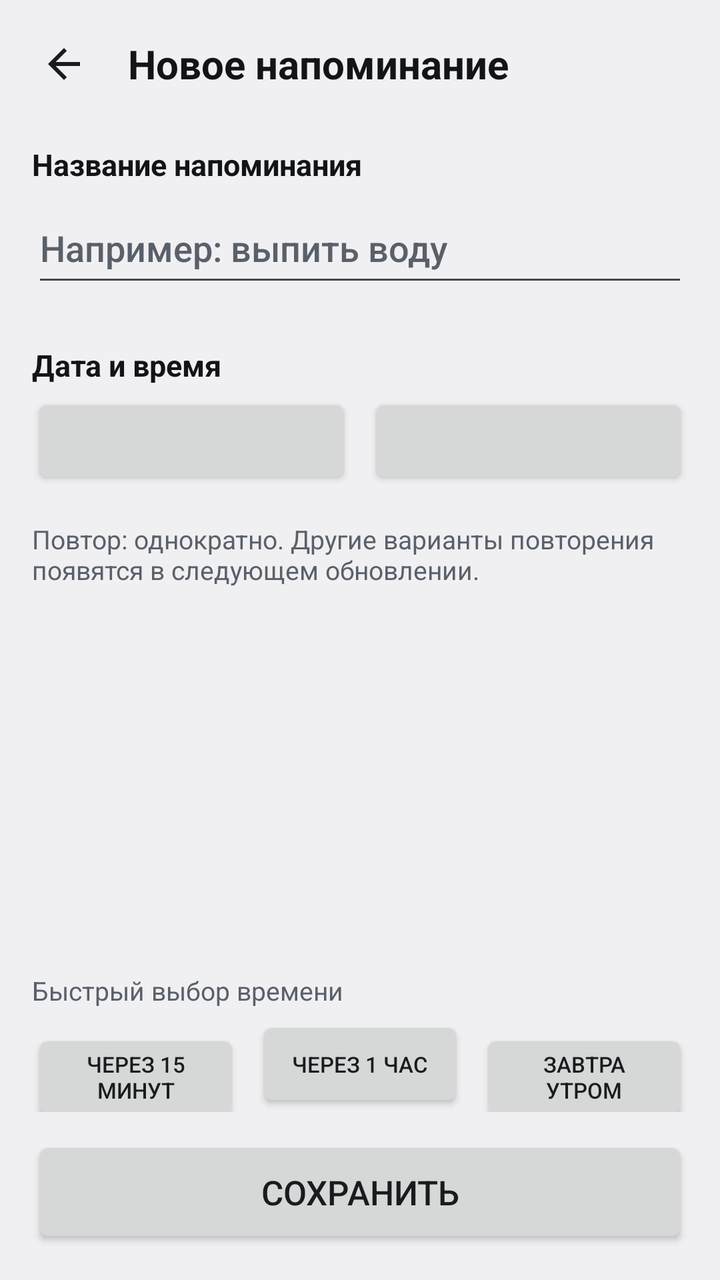
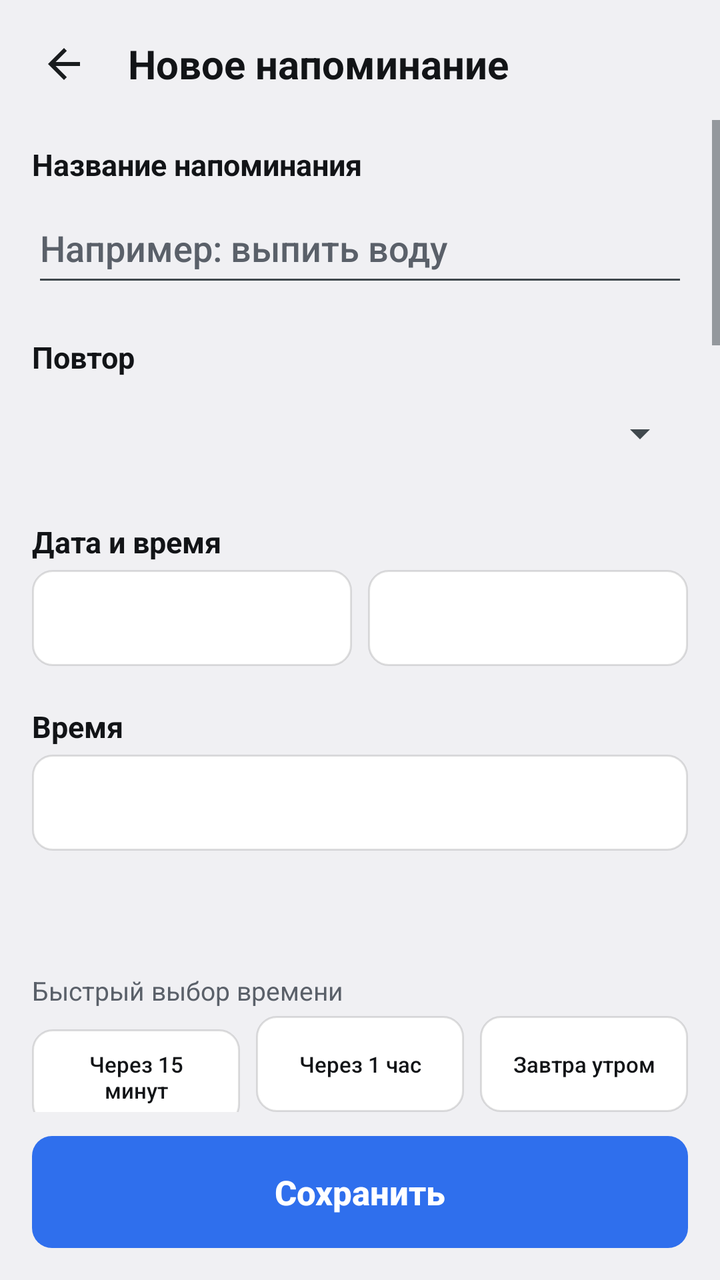

Compare the two renders of this Android layout. The source of the first and the diff that turns it into the second are given below.
<!-- AndroidManifest.xml: application theme Theme.Ritmo -->
<!-- res/layout/activity_edit.xml -->
<?xml version="1.0" encoding="utf-8"?>
<LinearLayout xmlns:android="http://schemas.android.com/apk/res/android"
    android:id="@+id/root"
    android:layout_width="match_parent"
    android:layout_height="match_parent"
    android:orientation="vertical">

    <LinearLayout
        android:layout_width="match_parent"
        android:layout_height="wrap_content"
        android:gravity="center_vertical"
        android:orientation="horizontal"
        android:paddingStart="8dp"
        android:paddingEnd="16dp"
        android:paddingTop="8dp"
        android:paddingBottom="4dp">

        <ImageButton
            android:id="@+id/back_button"
            android:layout_width="48dp"
            android:layout_height="48dp"
            android:background="?android:attr/selectableItemBackgroundBorderless"
            android:contentDescription="@string/back"
            android:scaleType="center"
            android:src="@drawable/ic_arrow_back" />

        <TextView
            android:id="@+id/screen_title"
            android:layout_width="0dp"
            android:layout_height="wrap_content"
            android:layout_marginStart="8dp"
            android:layout_weight="1"
            android:text="@string/new_title"
            android:textColor="?attr/ritmoTextPrimary"
            android:textSize="20sp"
            android:textStyle="bold" />
    </LinearLayout>

    
    <ScrollView
        android:layout_width="match_parent"
        android:layout_height="0dp"
        android:layout_weight="1"
        android:clipToPadding="false"
        android:fillViewport="true">

        <LinearLayout
            android:layout_width="match_parent"
            android:layout_height="wrap_content"
            android:orientation="vertical"
            android:paddingStart="16dp"
            android:paddingEnd="16dp"
            android:paddingTop="12dp"
            android:paddingBottom="16dp">

            <TextView
                android:layout_width="match_parent"
                android:layout_height="wrap_content"
                android:text="@string/field_title"
                android:textColor="?attr/ritmoTextPrimary"
                android:textSize="15sp"
                android:textStyle="bold" />

            <EditText
                android:id="@+id/title_input"
                android:layout_width="match_parent"
                android:layout_height="wrap_content"
                android:layout_marginTop="4dp"
                android:hint="@string/title_hint"
                android:importantForAutofill="no"
                android:inputType="textCapSentences"
                android:maxLength="120"
                android:minHeight="52dp"
                android:textColor="?attr/ritmoTextPrimary"
                android:textColorHint="?attr/ritmoTextSecondary"
                android:textSize="18sp" />

            <TextView
                android:layout_width="match_parent"
                android:layout_height="wrap_content"
                android:layout_marginTop="24dp"
                android:text="@string/field_date_time"
                android:textColor="?attr/ritmoTextPrimary"
                android:textSize="15sp"
                android:textStyle="bold" />

            <LinearLayout
                android:layout_width="match_parent"
                android:layout_height="wrap_content"
                android:layout_marginTop="4dp"
                android:orientation="horizontal">

                <Button
                    android:id="@+id/date_button"
                    android:layout_width="0dp"
                    android:layout_height="wrap_content"
                    android:layout_weight="1"
                    android:minHeight="48dp"
                    android:textSize="14sp" />

                <Button
                    android:id="@+id/time_button"
                    android:layout_width="0dp"
                    android:layout_height="wrap_content"
                    android:layout_marginStart="8dp"
                    android:layout_weight="1"
                    android:minHeight="48dp"
                    android:textSize="14sp" />
            </LinearLayout>

            <TextView
                android:id="@+id/repeat_note"
                android:layout_width="match_parent"
                android:layout_height="wrap_content"
                android:layout_marginTop="16dp"
                android:text="@string/repeat_once_note"
                android:textColor="?attr/ritmoTextSecondary"
                android:textSize="13sp" />

        </LinearLayout>
    </ScrollView>

    
    <LinearLayout
        android:layout_width="match_parent"
        android:layout_height="wrap_content"
        android:orientation="vertical"
        android:paddingStart="16dp"
        android:paddingEnd="16dp"
        android:paddingTop="8dp"
        android:paddingBottom="16dp">

        <TextView
            android:id="@+id/schedule_value"
            android:layout_width="match_parent"
            android:layout_height="wrap_content"
            android:textColor="?attr/ritmoTextPrimary"
            android:textSize="16sp"
            android:textStyle="bold" />

        <TextView
            android:layout_width="match_parent"
            android:layout_height="wrap_content"
            android:layout_marginTop="8dp"
            android:text="@string/quick_pick"
            android:textColor="?attr/ritmoTextSecondary"
            android:textSize="13sp" />

        <LinearLayout
            android:layout_width="match_parent"
            android:layout_height="wrap_content"
            android:layout_marginTop="4dp"
            android:orientation="horizontal">

            <Button
                android:id="@+id/preset_15_min"
                android:layout_width="0dp"
                android:layout_height="wrap_content"
                android:layout_weight="1"
                android:minHeight="48dp"
                android:text="@string/preset_15_min"
                android:textSize="11sp" />

            <Button
                android:id="@+id/preset_1_hour"
                android:layout_width="0dp"
                android:layout_height="wrap_content"
                android:layout_marginStart="8dp"
                android:layout_weight="1"
                android:minHeight="48dp"
                android:text="@string/preset_1_hour"
                android:textSize="11sp" />

            <Button
                android:id="@+id/preset_tomorrow"
                android:layout_width="0dp"
                android:layout_height="wrap_content"
                android:layout_marginStart="8dp"
                android:layout_weight="1"
                android:minHeight="48dp"
                android:text="@string/preset_tomorrow"
                android:textSize="11sp" />
        </LinearLayout>

        <Button
            android:id="@+id/save_button"
            android:layout_width="match_parent"
            android:layout_height="wrap_content"
            android:layout_marginTop="12dp"
            android:minHeight="56dp"
            android:text="@string/save"
            android:textSize="17sp" />

    </LinearLayout>
</LinearLayout>
<!-- resources referenced by this layout -->
<resources>
  <string name="field_date_time">Дата и время</string>
  <string name="repeat_once_note">Повтор: однократно. Другие варианты повторения появятся в следующем обновлении.</string>
  <style name="Theme.Ritmo" parent="@android:style/Theme.DeviceDefault.Light">
          <item name="android:windowActionBar">false</item>
          <item name="android:windowNoTitle">true</item>
          <item name="android:windowBackground">?android:attr/colorBackground</item>
          <item name="android:statusBarColor">?android:attr/colorBackground</item>
          <item name="android:navigationBarColor">@android:color/black</item>
          <item name="android:windowLightStatusBar">true</item>
          <item name="ritmoCardBackground">@color/card_background_light</item>
          <item name="ritmoCardStroke">@color/card_stroke_light</item>
          <item name="ritmoTextPrimary">@color/text_primary_light</item>
          <item name="ritmoTextSecondary">@color/text_secondary_light</item>
      </style>
  <!-- unchanged entries left out for length: 14 -->
</resources>

<!-- the commit's change to res/layout/activity_edit.xml (unified diff, before → after) -->
@@ -36,7 +36,6 @@
             android:textStyle="bold" />
     </LinearLayout>
 
-    
     <ScrollView
         android:layout_width="match_parent"
         android:layout_height="0dp"
@@ -78,42 +77,351 @@
             <TextView
                 android:layout_width="match_parent"
                 android:layout_height="wrap_content"
-                android:layout_marginTop="24dp"
-                android:text="@string/field_date_time"
+                android:layout_marginTop="20dp"
+                android:text="@string/repeat_label"
                 android:textColor="?attr/ritmoTextPrimary"
                 android:textSize="15sp"
                 android:textStyle="bold" />
 
-            <LinearLayout
+            <Spinner
+                android:id="@+id/repeat_spinner"
                 android:layout_width="match_parent"
                 android:layout_height="wrap_content"
                 android:layout_marginTop="4dp"
-                android:orientation="horizontal">
+                android:minHeight="48dp" />
+
+            
+            <LinearLayout
+                android:id="@+id/date_time_block"
+                android:layout_width="match_parent"
+                android:layout_height="wrap_content"
+                android:orientation="vertical">
+
+                <TextView
+                    android:id="@+id/date_time_label"
+                    android:layout_width="match_parent"
+                    android:layout_height="wrap_content"
+                    android:layout_marginTop="20dp"
+                    android:text="@string/date_time_label"
+                    android:textColor="?attr/ritmoTextPrimary"
+                    android:textSize="15sp"
+                    android:textStyle="bold" />
+
+                <LinearLayout
+                    android:layout_width="match_parent"
+                    android:layout_height="wrap_content"
+                    android:layout_marginTop="4dp"
+                    android:orientation="horizontal">
+
+                    <Button
+                        android:id="@+id/date_button"
+                        android:layout_width="0dp"
+                        android:layout_height="wrap_content"
+                        android:layout_weight="1"
+                        android:minHeight="48dp"
+                        android:textSize="14sp" />
+
+                    <Button
+                        android:id="@+id/time_button"
+                        android:layout_width="0dp"
+                        android:layout_height="wrap_content"
+                        android:layout_marginStart="8dp"
+                        android:layout_weight="1"
+                        android:minHeight="48dp"
+                        android:textSize="14sp" />
+                </LinearLayout>
+            </LinearLayout>
+
+            
+            <LinearLayout
+                android:id="@+id/time_block"
+                android:layout_width="match_parent"
+                android:layout_height="wrap_content"
+                android:orientation="vertical">
+
+                <TextView
+                    android:layout_width="match_parent"
+                    android:layout_height="wrap_content"
+                    android:layout_marginTop="20dp"
+                    android:text="@string/time_label"
+                    android:textColor="?attr/ritmoTextPrimary"
+                    android:textSize="15sp"
+                    android:textStyle="bold" />
 
                 <Button
-                    android:id="@+id/date_button"
-                    android:layout_width="0dp"
-                    android:layout_height="wrap_content"
-                    android:layout_weight="1"
+                    android:id="@+id/time_button_only"
+                    android:layout_width="match_parent"
+                    android:layout_height="wrap_content"
+                    android:layout_marginTop="4dp"
                     android:minHeight="48dp"
                     android:textSize="14sp" />
-
-                <Button
-                    android:id="@+id/time_button"
-                    android:layout_width="0dp"
-                    android:layout_height="wrap_content"
-                    android:layout_marginStart="8dp"
-                    android:layout_weight="1"
+            </LinearLayout>
+
+            
+            <LinearLayout
+                android:id="@+id/weekly_block"
+                android:layout_width="match_parent"
+                android:layout_height="wrap_content"
+                android:orientation="vertical">
+
+                <TextView
+                    android:layout_width="match_parent"
+                    android:layout_height="wrap_content"
+                    android:layout_marginTop="20dp"
+                    android:text="@string/week_days_label"
+                    android:textColor="?attr/ritmoTextPrimary"
+                    android:textSize="15sp"
+                    android:textStyle="bold" />
+
+                <LinearLayout
+                    android:layout_width="match_parent"
+                    android:layout_height="wrap_content"
+                    android:layout_marginTop="4dp"
+                    android:orientation="horizontal">
+
+                    <CheckBox
+                        android:id="@+id/week_day_0"
+                        android:layout_width="0dp"
+                        android:layout_height="wrap_content"
+                        android:layout_weight="1"
+                        android:background="@drawable/segment_background"
+                        android:button="@null"
+                        android:gravity="center"
+                        android:minHeight="48dp"
+                        android:text="@string/week_day_mon"
+                        android:textColor="?attr/ritmoTextPrimary"
+                        android:textSize="13sp" />
+
+                    <CheckBox
+                        android:id="@+id/week_day_1"
+                        android:layout_width="0dp"
+                        android:layout_height="wrap_content"
+                        android:layout_marginStart="6dp"
+                        android:layout_weight="1"
+                        android:background="@drawable/segment_background"
+                        android:button="@null"
+                        android:gravity="center"
+                        android:minHeight="48dp"
+                        android:text="@string/week_day_tue"
+                        android:textColor="?attr/ritmoTextPrimary"
+                        android:textSize="13sp" />
+
+                    <CheckBox
+                        android:id="@+id/week_day_2"
+                        android:layout_width="0dp"
+                        android:layout_height="wrap_content"
+                        android:layout_marginStart="6dp"
+                        android:layout_weight="1"
+                        android:background="@drawable/segment_background"
+                        android:button="@null"
+                        android:gravity="center"
+                        android:minHeight="48dp"
+                        android:text="@string/week_day_wed"
+                        android:textColor="?attr/ritmoTextPrimary"
+                        android:textSize="13sp" />
+
+                    <CheckBox
+                        android:id="@+id/week_day_3"
+                        android:layout_width="0dp"
+                        android:layout_height="wrap_content"
+                        android:layout_marginStart="6dp"
+                        android:layout_weight="1"
+                        android:background="@drawable/segment_background"
+                        android:button="@null"
+                        android:gravity="center"
+                        android:minHeight="48dp"
+                        android:text="@string/week_day_thu"
+                        android:textColor="?attr/ritmoTextPrimary"
+                        android:textSize="13sp" />
+                </LinearLayout>
+
+                <LinearLayout
+                    android:layout_width="match_parent"
+                    android:layout_height="wrap_content"
+                    android:layout_marginTop="6dp"
+                    android:orientation="horizontal">
+
+                    <CheckBox
+                        android:id="@+id/week_day_4"
+                        android:layout_width="0dp"
+                        android:layout_height="wrap_content"
+                        android:layout_weight="1"
+                        android:background="@drawable/segment_background"
+                        android:button="@null"
+                        android:gravity="center"
+                        android:minHeight="48dp"
+                        android:text="@string/week_day_fri"
+                        android:textColor="?attr/ritmoTextPrimary"
+                        android:textSize="13sp" />
+
+                    <CheckBox
+                        android:id="@+id/week_day_5"
+                        android:layout_width="0dp"
+                        android:layout_height="wrap_content"
+                        android:layout_marginStart="6dp"
+                        android:layout_weight="1"
+                        android:background="@drawable/segment_background"
+                        android:button="@null"
+                        android:gravity="center"
+                        android:minHeight="48dp"
+                        android:text="@string/week_day_sat"
+                        android:textColor="?attr/ritmoTextPrimary"
+                        android:textSize="13sp" />
+
+                    <CheckBox
+                        android:id="@+id/week_day_6"
+                        android:layout_width="0dp"
+                        android:layout_height="wrap_content"
+                        android:layout_marginStart="6dp"
+                        android:layout_weight="1"
+                        android:background="@drawable/segment_background"
+                        android:button="@null"
+                        android:gravity="center"
+                        android:minHeight="48dp"
+                        android:text="@string/week_day_sun"
+                        android:textColor="?attr/ritmoTextPrimary"
+                        android:textSize="13sp" />
+
+                    <View
+                        android:layout_width="0dp"
+                        android:layout_height="1dp"
+                        android:layout_marginStart="6dp"
+                        android:layout_weight="1" />
+                </LinearLayout>
+            </LinearLayout>
+
+            
+            <LinearLayout
+                android:id="@+id/monthly_block"
+                android:layout_width="match_parent"
+                android:layout_height="wrap_content"
+                android:orientation="vertical">
+
+                <TextView
+                    android:layout_width="match_parent"
+                    android:layout_height="wrap_content"
+                    android:layout_marginTop="20dp"
+                    android:text="@string/monthly_day_label"
+                    android:textColor="?attr/ritmoTextPrimary"
+                    android:textSize="15sp"
+                    android:textStyle="bold" />
+
+                <LinearLayout
+                    android:layout_width="match_parent"
+                    android:layout_height="wrap_content"
+                    android:layout_marginTop="4dp"
+                    android:orientation="horizontal">
+
+                    <NumberPicker
+                        android:id="@+id/month_day_picker"
+                        android:layout_width="wrap_content"
+                        android:layout_height="wrap_content"
+                        android:descendantFocusability="blocksDescendants" />
+                </LinearLayout>
+            </LinearLayout>
+
+            
+            <LinearLayout
+                android:id="@+id/interval_block"
+                android:layout_width="match_parent"
+                android:layout_height="wrap_content"
+                android:orientation="vertical">
+
+                <TextView
+                    android:layout_width="match_parent"
+                    android:layout_height="wrap_content"
+                    android:layout_marginTop="20dp"
+                    android:text="@string/interval_label"
+                    android:textColor="?attr/ritmoTextPrimary"
+                    android:textSize="15sp"
+                    android:textStyle="bold" />
+
+                <LinearLayout
+                    android:layout_width="match_parent"
+                    android:layout_height="wrap_content"
+                    android:layout_marginTop="4dp"
+                    android:orientation="horizontal">
+
+                    <NumberPicker
+                        android:id="@+id/interval_picker"
+                        android:layout_width="wrap_content"
+                        android:layout_height="wrap_content"
+                        android:descendantFocusability="blocksDescendants" />
+
+                    <Spinner
+                        android:id="@+id/interval_unit_spinner"
+                        android:layout_width="0dp"
+                        android:layout_height="wrap_content"
+                        android:layout_marginStart="16dp"
+                        android:layout_weight="1"
+                        android:minHeight="48dp" />
+                </LinearLayout>
+
+                <Switch
+                    android:id="@+id/window_switch"
+                    android:layout_width="match_parent"
+                    android:layout_height="wrap_content"
+                    android:layout_marginTop="12dp"
                     android:minHeight="48dp"
-                    android:textSize="14sp" />
+                    android:text="@string/window_limit"
+                    android:textColor="?attr/ritmoTextPrimary"
+                    android:textSize="15sp" />
+
+                <LinearLayout
+                    android:id="@+id/window_row"
+                    android:layout_width="match_parent"
+                    android:layout_height="wrap_content"
+                    android:layout_marginTop="4dp"
+                    android:orientation="horizontal">
+
+                    <Button
+                        android:id="@+id/window_start_button"
+                        android:layout_width="0dp"
+                        android:layout_height="wrap_content"
+                        android:layout_weight="1"
+                        android:minHeight="48dp"
+                        android:textSize="14sp" />
+
+                    <Button
+                        android:id="@+id/window_end_button"
+                        android:layout_width="0dp"
+                        android:layout_height="wrap_content"
+                        android:layout_marginStart="8dp"
+                        android:layout_weight="1"
+                        android:minHeight="48dp"
+                        android:textSize="14sp" />
+                </LinearLayout>
+            </LinearLayout>
+
+            
+            <LinearLayout
+                android:id="@+id/every_n_block"
+                android:layout_width="match_parent"
+                android:layout_height="wrap_content"
+                android:orientation="vertical">
+
+                <TextView
+                    android:layout_width="match_parent"
+                    android:layout_height="wrap_content"
+                    android:layout_marginTop="20dp"
+                    android:text="@string/every_n_days_label"
+                    android:textColor="?attr/ritmoTextPrimary"
+                    android:textSize="15sp"
+                    android:textStyle="bold" />
+
+                <NumberPicker
+                    android:id="@+id/every_days_picker"
+                    android:layout_width="wrap_content"
+                    android:layout_height="wrap_content"
+                    android:layout_marginTop="4dp"
+                    android:descendantFocusability="blocksDescendants" />
             </LinearLayout>
 
             <TextView
-                android:id="@+id/repeat_note"
-                android:layout_width="match_parent"
-                android:layout_height="wrap_content"
-                android:layout_marginTop="16dp"
-                android:text="@string/repeat_once_note"
+                android:id="@+id/note"
+                android:layout_width="match_parent"
+                android:layout_height="wrap_content"
+                android:layout_marginTop="12dp"
                 android:textColor="?attr/ritmoTextSecondary"
                 android:textSize="13sp" />
 
@@ -138,58 +446,64 @@
             android:textSize="16sp"
             android:textStyle="bold" />
 
-        <TextView
+        <LinearLayout
+            android:id="@+id/presets_block"
             android:layout_width="match_parent"
             android:layout_height="wrap_content"
-            android:layout_marginTop="8dp"
-            android:text="@string/quick_pick"
-            android:textColor="?attr/ritmoTextSecondary"
-            android:textSize="13sp" />
-
-        <LinearLayout
-            android:layout_width="match_parent"
-            android:layout_height="wrap_content"
-            android:layout_marginTop="4dp"
-            android:orientation="horizontal">
-
-            <Button
-                android:id="@+id/preset_15_min"
-                android:layout_width="0dp"
-                android:layout_height="wrap_content"
-                android:layout_weight="1"
-                android:minHeight="48dp"
-                android:text="@string/preset_15_min"
-                android:textSize="11sp" />
-
-            <Button
-                android:id="@+id/preset_1_hour"
-                android:layout_width="0dp"
-                android:layout_height="wrap_content"
-                android:layout_marginStart="8dp"
-                android:layout_weight="1"
-                android:minHeight="48dp"
-                android:text="@string/preset_1_hour"
-                android:textSize="11sp" />
-
-            <Button
-                android:id="@+id/preset_tomorrow"
-                android:layout_width="0dp"
-                android:layout_height="wrap_content"
-                android:layout_marginStart="8dp"
-                android:layout_weight="1"
-                android:minHeight="48dp"
-                android:text="@string/preset_tomorrow"
-                android:textSize="11sp" />
+            android:orientation="vertical">
+
+            <TextView
+                android:layout_width="match_parent"
+                android:layout_height="wrap_content"
+                android:layout_marginTop="8dp"
+                android:text="@string/quick_pick"
+                android:textColor="?attr/ritmoTextSecondary"
+                android:textSize="13sp" />
+
+            <LinearLayout
+                android:layout_width="match_parent"
+                android:layout_height="wrap_content"
+                android:layout_marginTop="4dp"
+                android:orientation="horizontal">
+
+                <Button
+                    android:id="@+id/preset_15_min"
+                    android:layout_width="0dp"
+                    android:layout_height="wrap_content"
+                    android:layout_weight="1"
+                    android:minHeight="48dp"
+                    android:text="@string/preset_15_min"
+                    android:textSize="11sp" />
+
+                <Button
+                    android:id="@+id/preset_1_hour"
+                    android:layout_width="0dp"
+                    android:layout_height="wrap_content"
+                    android:layout_marginStart="8dp"
+                    android:layout_weight="1"
+                    android:minHeight="48dp"
+                    android:text="@string/preset_1_hour"
+                    android:textSize="11sp" />
+
+                <Button
+                    android:id="@+id/preset_tomorrow"
+                    android:layout_width="0dp"
+                    android:layout_height="wrap_content"
+                    android:layout_marginStart="8dp"
+                    android:layout_weight="1"
+                    android:minHeight="48dp"
+                    android:text="@string/preset_tomorrow"
+                    android:textSize="11sp" />
+            </LinearLayout>
         </LinearLayout>
 
         <Button
             android:id="@+id/save_button"
+            style="@style/Widget.Ritmo.Button.Primary"
             android:layout_width="match_parent"
             android:layout_height="wrap_content"
             android:layout_marginTop="12dp"
-            android:minHeight="56dp"
-            android:text="@string/save"
-            android:textSize="17sp" />
+            android:text="@string/save" />
 
     </LinearLayout>
 </LinearLayout>
<!-- resource entries referenced after the edit -->
@@ -1,7 +1,53 @@
 <!-- resources referenced by this layout -->
 <resources>
-  <string name="field_date_time">Дата и время</string>
-  <string name="repeat_once_note">Повтор: однократно. Другие варианты повторения появятся в следующем обновлении.</string>
+  <!-- drawable segment_background (drawable) -->
+  <?xml version="1.0" encoding="utf-8"?>
+  <selector xmlns:android="http://schemas.android.com/apk/res/android">
+      
+      <item android:state_checked="true">
+          <shape android:shape="rectangle">
+              <solid android:color="#332F6FED" />
+              <stroke
+                  android:width="1.5dp"
+                  android:color="#992F6FED" />
+              <corners android:radius="8dp" />
+          </shape>
+      </item>
+      <item android:state_pressed="true">
+          <shape android:shape="rectangle">
+              <solid android:color="#262F6FED" />
+              <corners android:radius="8dp" />
+          </shape>
+      </item>
+      <item>
+          <shape android:shape="rectangle">
+              <solid android:color="@android:color/transparent" />
+              <corners android:radius="8dp" />
+          </shape>
+      </item>
+  </selector>
+  <string name="date_time_label">Дата и время</string>
+  <string name="every_n_days_label">Повторять каждые N дней</string>
+  <string name="interval_label">Интервал</string>
+  <string name="monthly_day_label">День месяца</string>
+  <string name="repeat_label">Повтор</string>
+  <string name="time_label">Время</string>
+  <string name="week_day_fri">Пт</string>
+  <string name="week_day_mon">Пн</string>
+  <string name="week_day_sat">Сб</string>
+  <string name="week_day_sun">Вс</string>
+  <string name="week_day_thu">Чт</string>
+  <string name="week_day_tue">Вт</string>
+  <string name="week_day_wed">Ср</string>
+  <string name="week_days_label">Дни недели</string>
+  <string name="window_limit">Только в заданные часы</string>
+  <style name="Widget.Ritmo.Button.Primary">
+          <item name="android:background">@drawable/button_primary</item>
+          <item name="android:textColor">@color/button_primary_text</item>
+          <item name="android:textSize">17sp</item>
+          <item name="android:textStyle">bold</item>
+          <item name="android:minHeight">56dp</item>
+      </style>
   <style name="Theme.Ritmo" parent="@android:style/Theme.DeviceDefault.Light">
           <item name="android:windowActionBar">false</item>
           <item name="android:windowNoTitle">true</item>
@@ -9,11 +55,73 @@
           <item name="android:statusBarColor">?android:attr/colorBackground</item>
           <item name="android:navigationBarColor">@android:color/black</item>
           <item name="android:windowLightStatusBar">true</item>
+          <item name="android:buttonStyle">@style/Widget.Ritmo.Button</item>
           <item name="ritmoCardBackground">@color/card_background_light</item>
           <item name="ritmoCardStroke">@color/card_stroke_light</item>
           <item name="ritmoTextPrimary">@color/text_primary_light</item>
           <item name="ritmoTextSecondary">@color/text_secondary_light</item>
       </style>
+  <!-- drawable button_primary (drawable) -->
+  <?xml version="1.0" encoding="utf-8"?>
+  <selector xmlns:android="http://schemas.android.com/apk/res/android">
+      
+      <item android:state_pressed="true">
+          <shape android:shape="rectangle">
+              <solid android:color="#FF2559C9" />
+              <corners android:radius="10dp" />
+          </shape>
+      </item>
+      <item>
+          <shape android:shape="rectangle">
+              <solid android:color="#FF2F6FED" />
+              <corners android:radius="10dp" />
+          </shape>
+      </item>
+  </selector>
+  <color name="button_primary_text">#FFFFFFFF</color>
+  <style name="Widget.Ritmo.Button" parent="@android:style/Widget.DeviceDefault.Button">
+          <item name="android:background">@drawable/button_flat</item>
+          <item name="android:textColor">?attr/ritmoTextPrimary</item>
+          <item name="android:textAllCaps">false</item>
+          <item name="android:minHeight">48dp</item>
+          <item name="android:minWidth">0dp</item>
+          <item name="android:paddingStart">12dp</item>
+          <item name="android:paddingEnd">12dp</item>
+          <item name="android:elevation">0dp</item>
+          <item name="android:stateListAnimator">@null</item>
+      </style>
+  <!-- drawable button_flat (drawable) -->
+  <?xml version="1.0" encoding="utf-8"?>
+  <selector xmlns:android="http://schemas.android.com/apk/res/android">
+      
+      <item android:state_selected="true">
+          <shape android:shape="rectangle">
+              <solid android:color="#332F6FED" />
+              <stroke
+                  android:width="1.5dp"
+                  android:color="#992F6FED" />
+              <corners android:radius="10dp" />
+          </shape>
+      </item>
+      <item android:state_pressed="true">
+          <shape android:shape="rectangle">
+              <solid android:color="#262F6FED" />
+              <stroke
+                  android:width="1dp"
+                  android:color="?attr/ritmoCardStroke" />
+              <corners android:radius="10dp" />
+          </shape>
+      </item>
+      <item>
+          <shape android:shape="rectangle">
+              <solid android:color="?attr/ritmoCardBackground" />
+              <stroke
+                  android:width="1dp"
+                  android:color="?attr/ritmoCardStroke" />
+              <corners android:radius="10dp" />
+          </shape>
+      </item>
+  </selector>
   <!-- unchanged entries left out for length: 14 -->
 </resources>
 
